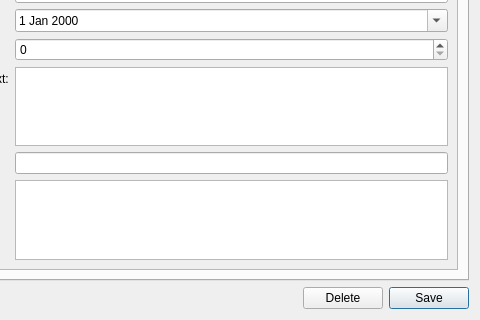
OreStudio/OreStudio, file projects/ores.qt/ui/DatasetDetailDialog.ui: the form before one commit; both pictures show x 120 to 600 and y 380 to 700 of the 600 by 700 pixel window.
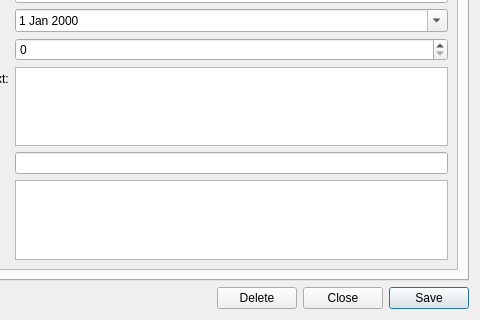
The form after the commit. Custom widgets are drawn as their Qt base class.

Commit message: [qt] Remove toolbars from detail dialogs; add Close button throughout

Diff of the .ui file:
```diff
--- a/projects/ores.qt/ui/DatasetDetailDialog.ui
+++ b/projects/ores.qt/ui/DatasetDetailDialog.ui
@@ -297,6 +297,13 @@
        </property>
       </widget>
      </item>
+     <item>
+      <widget class="QPushButton" name="closeButton">
+       <property name="text">
+        <string>Close</string>
+       </property>
+      </widget>
+     </item>
      <item>
       <widget class="QPushButton" name="saveButton">
        <property name="text">
```
The commit also changes 201 other files.
